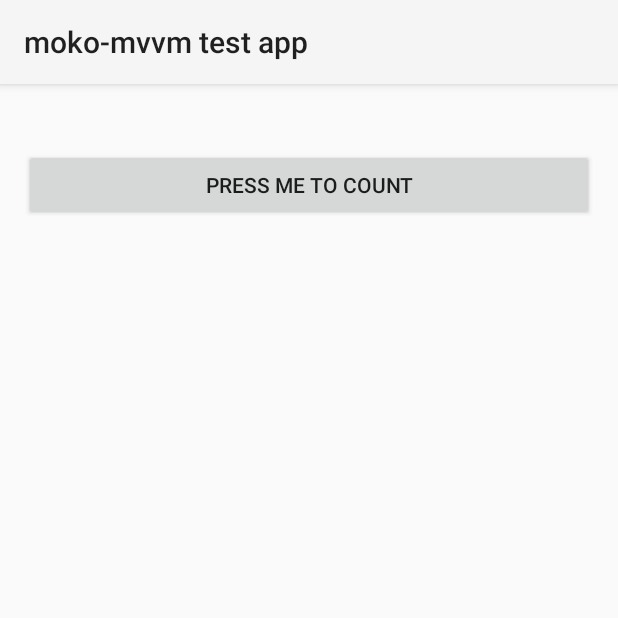
After one commit to icerockdev/moko-mvvm, an Android app: the ContainerActivity screen opened directly, with no data from a screen before it, on a phone screen of 412 x 824 dp, the top half of it. The commit adds this screen. Run offline under Robolectric (Android 15) with nearby library versions, the phone set to English and light mode, and no system bars; our stand-ins replace data binding; 2 statements that could not run were skipped.

Commit message:
Fix DataBinding leak on fragments. Add SimpleFragment example.

```diff
--- a/mvvm/src/androidMain/kotlin/dev/icerock/moko/mvvm/MvvmFragment.kt
+++ b/mvvm/src/androidMain/kotlin/dev/icerock/moko/mvvm/MvvmFragment.kt
@@ -16,7 +16,10 @@ import androidx.lifecycle.ViewModelProvider
 import androidx.lifecycle.ViewModelStoreOwner
 
 abstract class MvvmFragment<DB : ViewDataBinding, VM : ViewModel> : Fragment() {
-    protected lateinit var binding: DB
+    private var _binding: DB? = null
+    protected val binding: DB
+        get() = _binding!!
+
     protected lateinit var viewModel: VM
 
     protected abstract val layoutId: Int
@@ -39,7 +42,7 @@ abstract class MvvmFragment<DB : ViewDataBinding, VM : ViewModel> : Fragment() {
         container: ViewGroup?,
         savedInstanceState: Bundle?
     ): View? {
-        binding = DataBindingUtil.inflate(inflater, layoutId, container, false)
+        _binding = DataBindingUtil.inflate(inflater, layoutId, container, false)
         binding.lifecycleOwner = this
         return binding.root
     }
@@ -49,4 +52,9 @@ abstract class MvvmFragment<DB : ViewDataBinding, VM : ViewModel> : Fragment() {
 
         binding.setVariable(viewModelVariableId, viewModel)
     }
+
+    override fun onDestroyView() {
+        super.onDestroyView()
+        _binding = null
+    }
 }
--- a/sample/android-app/src/main/AndroidManifest.xml
+++ b/sample/android-app/src/main/AndroidManifest.xml
@@ -23,5 +23,6 @@
         <activity android:name=".sample4.ValidationMergeActivity" />
         <activity android:name=".sample5.ValidationAllActivity" />
         <activity android:name=".sample6.LoginActivity" />
+        <activity android:name=".sample7.ContainerActivity" />
     </application>
 </manifest>
--- a/sample/android-app/src/main/java/com/icerockdev/app/MainActivity.kt
+++ b/sample/android-app/src/main/java/com/icerockdev/app/MainActivity.kt
@@ -15,6 +15,7 @@ import com.icerockdev.app.sample3.EventsOwnerActivity
 import com.icerockdev.app.sample4.ValidationMergeActivity
 import com.icerockdev.app.sample5.ValidationAllActivity
 import com.icerockdev.app.sample6.LoginActivity
+import com.icerockdev.app.sample7.ContainerActivity
 import kotlin.reflect.KClass
 
 class MainActivity : AppCompatActivity() {
@@ -48,6 +49,10 @@ class MainActivity : AppCompatActivity() {
         openScreen(LoginActivity::class)
     }
 
+    fun onSample7ButtonPressed(view: View) {
+        openScreen(ContainerActivity::class)
+    }
+
     private fun openScreen(clazz: KClass<out Activity>) {
         val intent = Intent(this, clazz.java)
         startActivity(intent)
--- /dev/null
+++ b/sample/android-app/src/main/java/com/icerockdev/app/sample7/ContainerActivity.kt
@@ -0,0 +1,14 @@
+package com.icerockdev.app.sample7
+
+import android.os.Bundle
+import androidx.appcompat.app.AppCompatActivity
+import com.icerockdev.app.R
+
+class ContainerActivity : AppCompatActivity() {
+
+    override fun onCreate(savedInstanceState: Bundle?) {
+        super.onCreate(savedInstanceState)
+        setContentView(R.layout.activity_container)
+    }
+
+}
--- /dev/null
+++ b/sample/android-app/src/main/java/com/icerockdev/app/sample7/SimpleFragment.kt
@@ -0,0 +1,21 @@
+package com.icerockdev.app.sample7
+
+import androidx.lifecycle.ViewModelProvider
+import com.icerockdev.app.BR
+import com.icerockdev.app.R
+import com.icerockdev.app.databinding.FragmentSimpleBinding
+import com.icerockdev.library.sample1.SimpleViewModel
+import dev.icerock.moko.mvvm.MvvmFragment
+import dev.icerock.moko.mvvm.createViewModelFactory
+
+class SimpleFragment : MvvmFragment<FragmentSimpleBinding, SimpleViewModel>() {
+
+    override val layoutId: Int = R.layout.fragment_simple
+    override val viewModelVariableId: Int = BR.viewModel
+    override val viewModelClass: Class<SimpleViewModel> = SimpleViewModel::class.java
+
+    override fun viewModelFactory(): ViewModelProvider.Factory {
+        return createViewModelFactory { SimpleViewModel() }
+    }
+
+}
--- /dev/null
+++ b/sample/android-app/src/main/res/layout/activity_container.xml
@@ -0,0 +1,14 @@
+<?xml version="1.0" encoding="utf-8"?>
+<LinearLayout
+    xmlns:android="http://schemas.android.com/apk/res/android"
+    android:orientation="vertical"
+    android:layout_width="match_parent"
+    android:layout_height="match_parent">
+
+    <fragment
+        android:layout_width="match_parent"
+        android:layout_height="match_parent"
+        android:name="com.icerockdev.app.sample7.SimpleFragment"
+        android:tag="SimpleFragment"/>
+
+</LinearLayout>
--- a/sample/android-app/src/main/res/layout/activity_main.xml
+++ b/sample/android-app/src/main/res/layout/activity_main.xml
@@ -47,4 +47,11 @@
         android:layout_marginTop="8dp"
         android:onClick="onSample6ButtonPressed"
         android:text="Sample 6" />
+
+    <Button
+        android:layout_width="match_parent"
+        android:layout_height="wrap_content"
+        android:layout_marginTop="8dp"
+        android:onClick="onSample7ButtonPressed"
+        android:text="Sample 7" />
 </LinearLayout>
--- /dev/null
+++ b/sample/android-app/src/main/res/layout/fragment_simple.xml
@@ -0,0 +1,28 @@
+<?xml version="1.0" encoding="utf-8"?>
+<layout xmlns:android="http://schemas.android.com/apk/res/android">
+
+    <data>
+        <variable
+            name="viewModel"
+            type="com.icerockdev.library.sample1.SimpleViewModel" />
+    </data>
+
+    <LinearLayout
+        android:layout_width="match_parent"
+        android:layout_height="match_parent"
+        android:orientation="vertical"
+        android:padding="16dp">
+
+        <TextView
+            android:layout_width="match_parent"
+            android:layout_height="wrap_content"
+            android:text="@{viewModel.counter.ld}" />
+
+        <Button
+            android:layout_width="match_parent"
+            android:layout_height="wrap_content"
+            android:layout_marginTop="8dp"
+            android:onClick="@{() -> viewModel.onCounterButtonPressed()}"
+            android:text="Press me to count" />
+    </LinearLayout>
+</layout>
```
